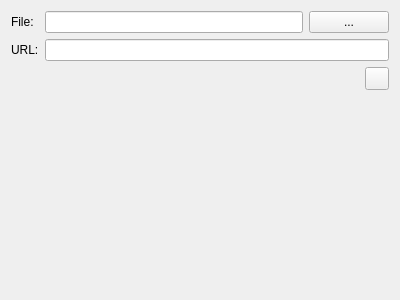
Qt form integrations/reloadablefile/taskpanel.ui (Ondsel-Development/Ondsel-Lens-Addon) before a commit.
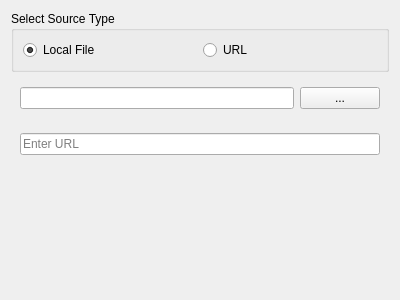
The same form after that commit. Icons and pictures are not drawn.

What changed in the file:
```diff
--- a/integrations/reloadablefile/taskpanel.ui
+++ b/integrations/reloadablefile/taskpanel.ui
@@ -15,47 +15,66 @@
   </property>
   <layout class="QVBoxLayout" name="verticalLayout">
    <item>
-    <layout class="QGridLayout" name="gridLayout_2">
-     <item row="2" column="1" colspan="2">
-      <widget class="QLineEdit" name="lineEditUrl"/>
-     </item>
-     <item row="1" column="1">
-      <widget class="QLineEdit" name="lineEditFilePath"/>
-     </item>
-     <item row="1" column="0">
-      <widget class="QLabel" name="labelFile">
-       <property name="text">
-        <string>File:</string>
-       </property>
-      </widget>
-     </item>
-     <item row="2" column="0">
-      <widget class="QLabel" name="labelUrl">
-       <property name="text">
-        <string>URL:</string>
-       </property>
-      </widget>
-     </item>
-     <item row="1" column="2">
-      <widget class="QPushButton" name="buttonBrowse">
-       <property name="text">
-        <string>...</string>
-       </property>
-      </widget>
-     </item>
-    </layout>
-   </item>
-   <item alignment="Qt::AlignmentFlag::AlignRight">
-    <widget class="QToolButton" name="buttonRefresh">
-     <property name="text">
-      <string/>
+    <widget class="QGroupBox" name="groupBoxSourceType">
+     <property name="title">
+      <string>Select Source Type</string>
      </property>
-     <property name="icon">
-      <iconset>
-       <normaloff>:/icons/view-refresh.svg</normaloff>:/icons/view-refresh.svg</iconset>
-     </property>
+     <layout class="QHBoxLayout" name="horizontalLayoutSourceType">
+      <item>
+       <widget class="QRadioButton" name="radioButtonFile">
+        <property name="text">
+         <string>Local File</string>
+        </property>
+        <property name="checked">
+         <bool>true</bool>
+        </property>
+       </widget>
+      </item>
+      <item>
+       <widget class="QRadioButton" name="radioButtonURL">
+        <property name="text">
+         <string>URL</string>
+        </property>
+       </widget>
+      </item>
+     </layout>
     </widget>
    </item>
+
+   <!-- File Path input section -->
+   <item>
+    <widget class="QWidget" name="widgetFileInput">
+        <layout class="QHBoxLayout" name="horizontalLayoutFile">
+            <item>
+                <widget class="QLineEdit" name="lineEditFilePath"/>
+            </item>
+            <item>
+                <widget class="QPushButton" name="buttonBrowse">
+                    <property name="text">
+                        <string>...</string>
+                    </property>
+                </widget>
+            </item>
+        </layout>
+    </widget>
+   </item>
+
+   <!-- URL input section -->
+   <item>
+    <widget class="QWidget" name="widgetUrlInput">
+        <layout class="QHBoxLayout" name="horizontalLayoutURL">
+            <item>
+                <widget class="QLineEdit" name="lineEditUrl">
+                    <property name="placeholderText">
+                        <string>Enter URL</string>
+                    </property>
+                </widget>
+            </item>
+        </layout>
+    </widget>
+   </item>
+
+   <!-- Spacer -->
    <item>
     <spacer name="verticalSpacer">
      <property name="orientation">
```
Left out of the diff: 25 changed lines with no effect on the pictures.
